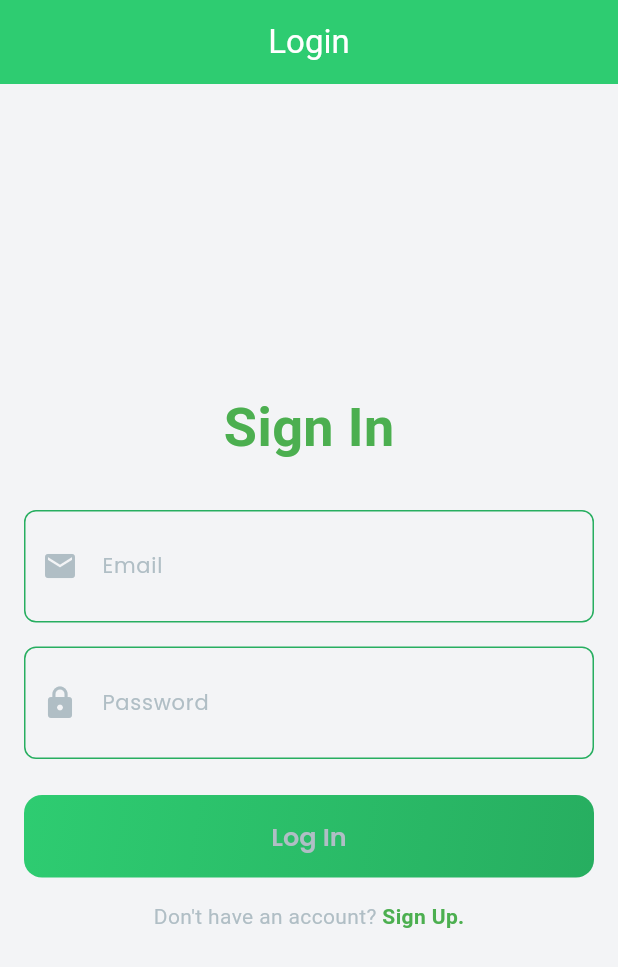
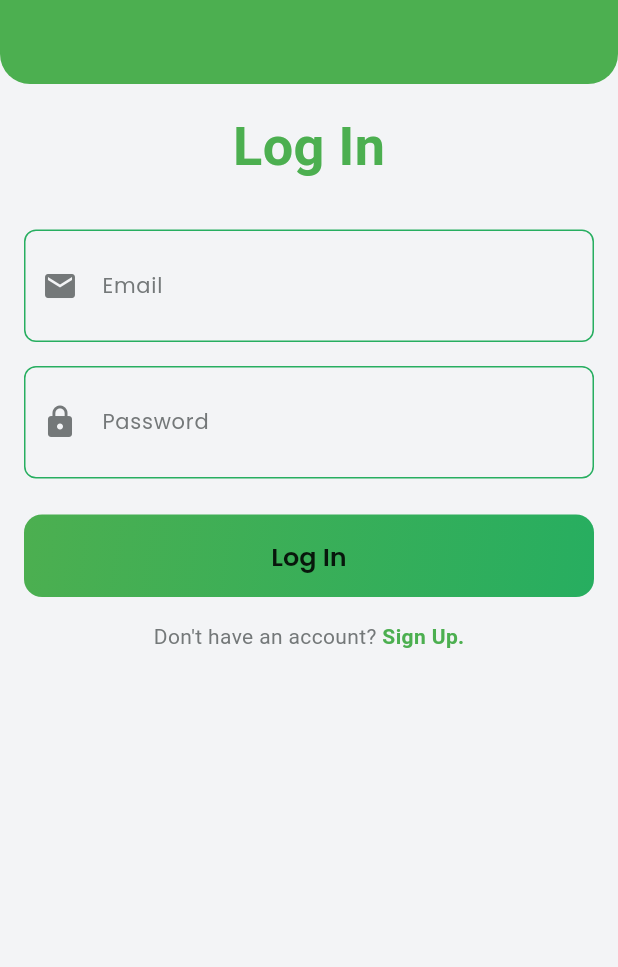
Before and after one commit to ashish10010/futsal_project, a Flutter app: the screen it shows after launch, on a phone screen of 412 x 824 dp. Shown: the top 967 px of the screen. Run offline on Flutter 3.47's test engine with Material 3 defaults, Android fonts, the light colour scheme and no system bars; our stand-ins replace cached_network_image, equatable, flutter_bloc, flutter_secure_storage, geolocator, google_fonts and 4 more; missing offline and left inert: khalti_flutter.

Commit message:
updated....parshant

```diff
--- a/lib/main.dart
+++ b/lib/main.dart
@@ -50,7 +50,8 @@ class _QuickSalState extends State<QuickSal> {
           child: MaterialApp(
             title: AppString.title,
             debugShowCheckedModeBanner: false,
-            navigatorKey: navigatorKey, // Pass the same navigatorKey to MaterialApp
+            navigatorKey:
+                navigatorKey, // Pass the same navigatorKey to MaterialApp
             themeMode: themeMode,
             theme: ThemeData(
               scaffoldBackgroundColor: Palette.backgroundColor,
--- a/lib/src/core/constants/constants.dart
+++ b/lib/src/core/constants/constants.dart
@@ -3,12 +3,13 @@ import 'package:google_fonts/google_fonts.dart';
 
 /// Primary Color Palette for the Green Theme
 class Palette {
-  static const Color primaryGreen = Color(0xFF2ECC71); // Light green
+  static const Color primaryGreen = Colors.green; // Light green
   static const Color darkGreen = Color(0xFF27AE60); // Dark green
   static const Color lightGreen = Color(0xFFD4EFDF); // Subtle background green
-  static const Color backgroundColor = Color(0xFFF3F4F6); // Soft white background
+  static const Color backgroundColor =
+      Color(0xFFF3F4F6); // Soft white background
   static const Color white = Colors.white; // Pure white
-  static const Color grey = Color(0xFFB0BEC5); // Neutral grey
+  static const Color grey = Color.fromARGB(255, 116, 120, 121); // Neutral grey
   static const Color error = Colors.redAccent;
   static const Color black = Colors.black87; // Error red
   static const Color transparent = Colors.transparent; // Transparent
@@ -34,7 +35,7 @@ TextStyle bodyTextStyle = GoogleFonts.poppins(
 
 TextStyle whiteTextStyle = GoogleFonts.poppins(
   fontSize: 14,
-  color: Palette.grey,
+  color: Palette.black,
 );
 
 TextStyle greenTextStyle = GoogleFonts.poppins(
--- a/lib/src/core/constants/string.dart
+++ b/lib/src/core/constants/string.dart
@@ -1,5 +1,5 @@
 class AppString {
   static String title = 'QuickSal';
-  static String baseUrl=  'http://192.168.1.68:3000';
+  static String baseUrl=  'http://192.168.10.75:3000';
   static String googleApiKey = "AIzaSyBTJpfg-aQqTFSXPkssvjESvdKmsbkFTSM";
 }
--- a/lib/src/features/auth/presentation/pages/login/login_page.dart
+++ b/lib/src/features/auth/presentation/pages/login/login_page.dart
@@ -28,10 +28,15 @@ class _LoginPageState extends State<LoginPage> {
   Widget build(BuildContext context) {
     return Scaffold(
       appBar: AppBar(
-        title: const Text('Login'),
+        elevation: 4,
+        backgroundColor: Colors.green, // Adjust color as needed
         centerTitle: true,
+        shape: const RoundedRectangleBorder(
+          borderRadius: BorderRadius.vertical(bottom: Radius.circular(20)),
         ),
-      body: Padding(
+      ),
+      body: SingleChildScrollView(
+        child: Padding(
           padding: const EdgeInsets.all(16.0),
           child: Form(
             key: _formKey,
@@ -39,7 +44,7 @@ class _LoginPageState extends State<LoginPage> {
               mainAxisAlignment: MainAxisAlignment.center,
               children: [
                 const Text(
-                'Sign In',
+                  'Log In',
                   style: TextStyle(
                     fontSize: 36,
                     fontWeight: FontWeight.bold,
@@ -54,7 +59,8 @@ class _LoginPageState extends State<LoginPage> {
                   validator: (value) {
                     if (value == null || value.isEmpty) {
                       return 'Email is required';
-                  } else if (!RegExp(r'^[^@]+@[^@]+\.[^@]+').hasMatch(value)) {
+                    } else if (!RegExp(r'^[^@]+@[^@]+\.[^@]+')
+                        .hasMatch(value)) {
                       return 'Enter a valid email';
                     }
                     return null;
@@ -83,7 +89,8 @@ class _LoginPageState extends State<LoginPage> {
                       if (role == 'user') {
                         Navigator.pushReplacementNamed(context, '/mainpage');
                       } else if (role == 'owner') {
-                      Navigator.pushReplacementNamed(context, '/ownerDashboard');
+                        Navigator.pushReplacementNamed(
+                            context, '/ownerDashboard');
                       } else if (role == 'admin') {
                         Navigator.pushReplacementNamed(context, '/adminPanel');
                       }
@@ -107,7 +114,8 @@ class _LoginPageState extends State<LoginPage> {
                               );
                         } else {
                           ScaffoldMessenger.of(context).showSnackBar(
-                          const SnackBar(content: Text('Please fix the errors')),
+                            const SnackBar(
+                                content: Text('Please fix the errors')),
                           );
                         }
                       },
@@ -138,6 +146,7 @@ class _LoginPageState extends State<LoginPage> {
             ),
           ),
         ),
+      ),
     );
   }
 }
--- a/lib/src/features/auth/presentation/pages/register/sign_up_page.dart
+++ b/lib/src/features/auth/presentation/pages/register/sign_up_page.dart
@@ -50,8 +50,12 @@ class _SignUpPageState extends State<SignUpPage> {
   Widget build(BuildContext context) {
     return Scaffold(
       appBar: AppBar(
-        title: const Text('Sign Up'),
+        elevation: 4,
+        backgroundColor: Colors.green, // Adjust color as needed
         centerTitle: true,
+        shape: const RoundedRectangleBorder(
+          borderRadius: BorderRadius.vertical(bottom: Radius.circular(20)),
+        ),
       ),
       body: SingleChildScrollView(
         child: Padding(
```
Also changed, not shown: lib/src/core/widgets/futsal_field_card.dart (+19 -19 lines), lib/src/core/widgets/gradient_button.dart (+6 -3 lines), lib/src/features/account/presentation/aboutUs.dart (+11 -10 lines), lib/src/features/account/presentation/account_page.dart (+16 -3 lines), lib/src/features/account/presentation/faqs.dart (+10 -9 lines), lib/src/features/booking/presentation/booking_details.dart (+12 -5 lines), lib/src/features/booking/presentation/booking_page.dart (+12 -7 lines), lib/src/features/booking/presentation/currently_booked_page.dart (+10 -5 lines), lib/src/features/futsal/presentation/detail_page.dart (+11 -4 lines), lib/src/features/map/google_map.dart (+14 -1 lines), lib/src/features/futsal/presentation/home_page.dart (line endings or trailing spaces), pubspec.lock. Lines whose indentation alone changed are shown as unchanged.
